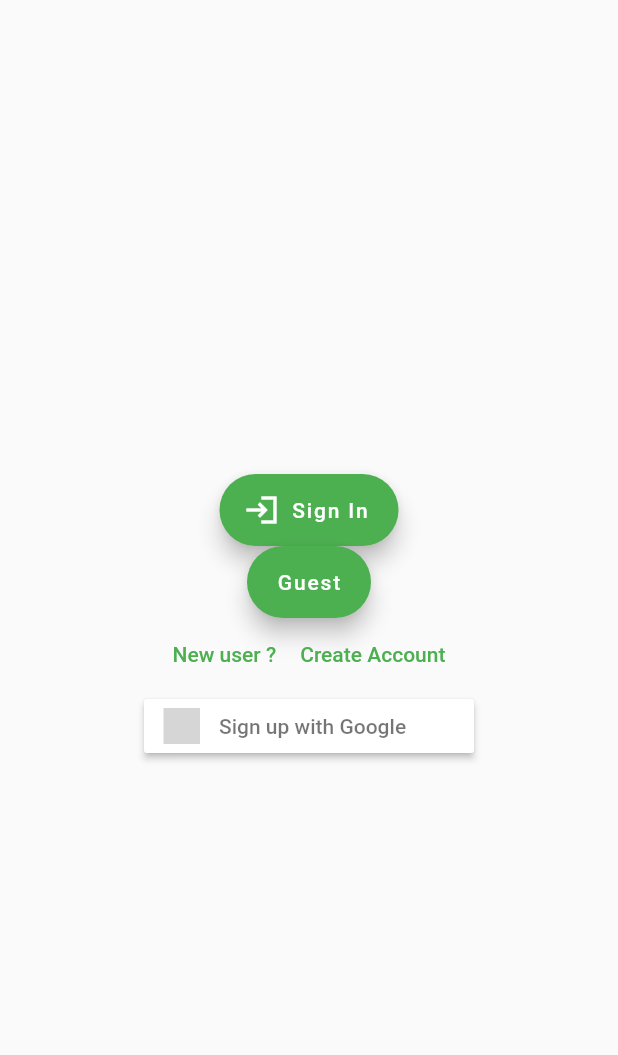
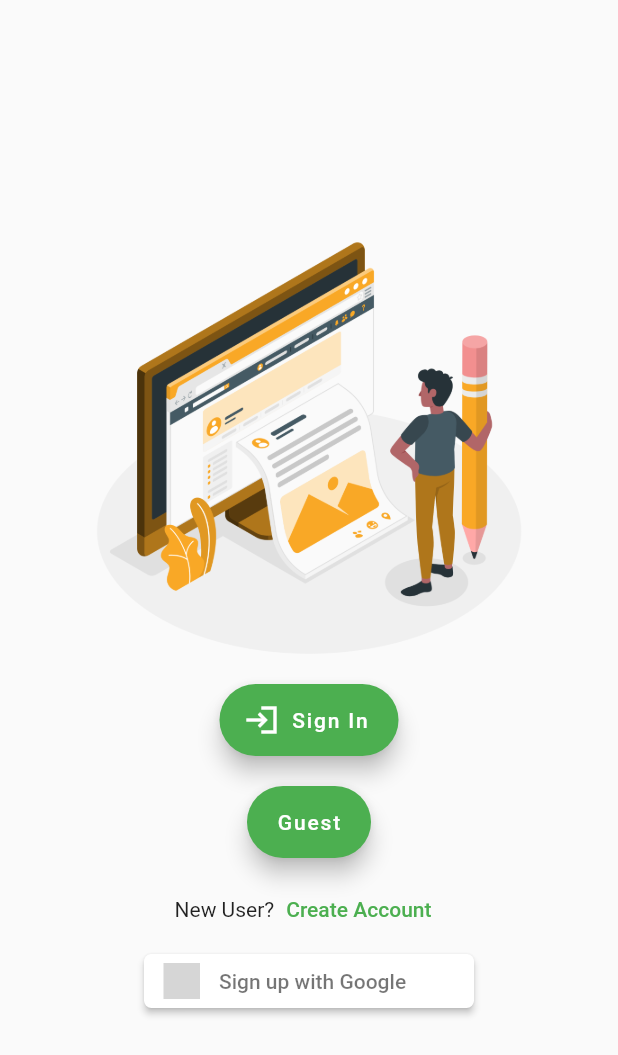
Before and after one commit to Amey-2002/Meme_G, a Flutter app: the screen it shows after launch, on a phone screen of 412 x 824 dp. Shown: the top 1055 px of the screen. Run offline on Flutter 3.47's test engine with Material 2 defaults, Android fonts, the phone set to English and light mode, and no system bars; our stand-ins replace firebase_auth, firebase_core, flutter_datetime_picker, flutter_signin_button, google_sign_in; missing offline and left inert: flutter_painter; accounts and stored records are empty; grey boxes are pictures that could not be loaded.

Commit message:
sign in screen ui changed

```diff
--- a/meme_g/lib/screens/sign_in_screen.dart
+++ b/meme_g/lib/screens/sign_in_screen.dart
@@ -22,13 +22,21 @@ class _signInState extends State<signIn> {
         // the App.build method, and use it to set our appbar title.
         title: Text(widget.title),
       ),*/
-        body: Center(
-      // Center is a layout widget. It takes a single child and positions it
-      // in the middle of the parent.
-      child: Column(
+        body: Column(
             mainAxisAlignment: MainAxisAlignment.center,
             children: <Widget>[
               Container(
+                height: 300,
+                width: double.infinity,
+                child: Image.asset(
+                  'assets/Wall post-amico (1).png',
+
+                ),
+              ),
+
+
+              Container(
+                 padding: EdgeInsets.all(10),
                 child: FloatingActionButton.extended(
                   heroTag: "btn1",
                   icon: Icon(Icons.login_sharp),
@@ -41,6 +49,7 @@ class _signInState extends State<signIn> {
                 ),
               ),
               Container(
+                 padding: EdgeInsets.all(10),
                 child: FloatingActionButton.extended(
                   heroTag: "btn2",
                   label: Text(
@@ -57,17 +66,15 @@ class _signInState extends State<signIn> {
                   },
                 ),
               ),
-            Row(mainAxisAlignment: MainAxisAlignment.center, children: [
+              Row(mainAxisAlignment: MainAxisAlignment.center,
+               children: [
                 Container(
-                child: TextButton(
+                  child: Text('New User?'
                     //foregroundColor: Colors.green,
                     //backgroundColor: Colors.white,
-                  onPressed: () {},
-                  child: const Text(
-                    'New user ?',
                     ),
                   ),
-              ),
+
                 Container(
                   child: TextButton(
                     onPressed: () {
@@ -81,6 +88,9 @@ class _signInState extends State<signIn> {
               SignInButton(
                 Buttons.Google,
                 text: "Sign up with Google",
+                shape:  RoundedRectangleBorder(
+                  borderRadius: BorderRadius.circular(5),
+                )  ,
                 onPressed: () async {
                     dynamic resultuser = await authObject.googleSignin();
                     if (resultuser == null) {
@@ -90,8 +100,10 @@ class _signInState extends State<signIn> {
                       print(resultuser.uid);
                     }
                   },
+
               )
             ]),
-    ));
+
+    );
   }
 }
```
Lines whose indentation alone changed are shown as unchanged.
